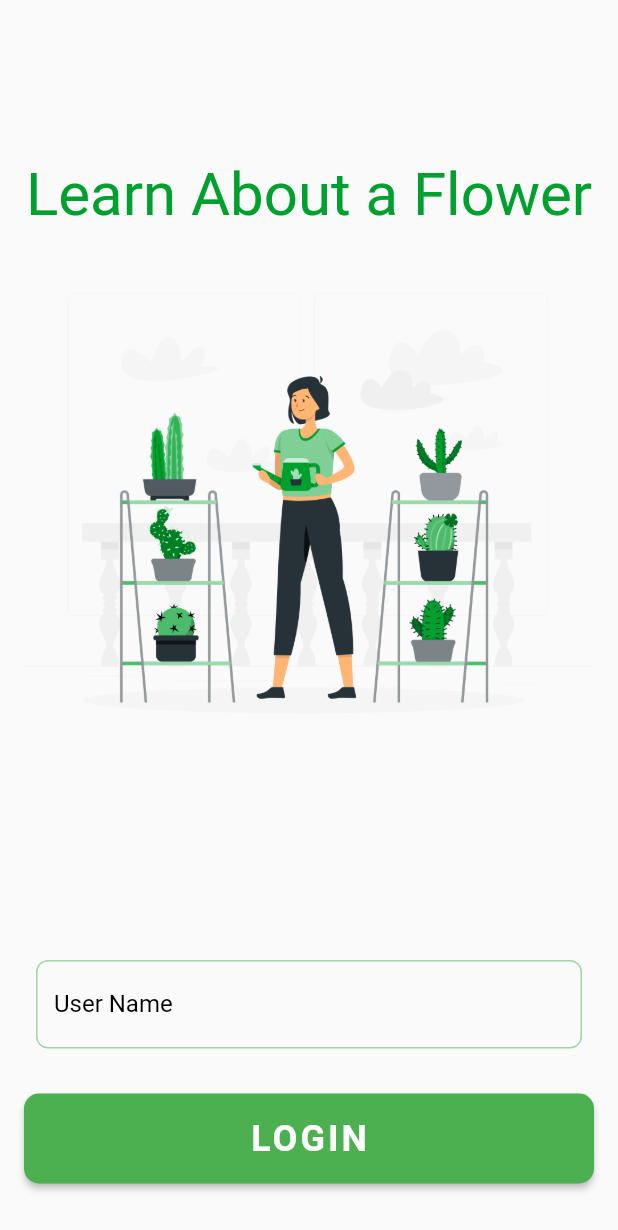
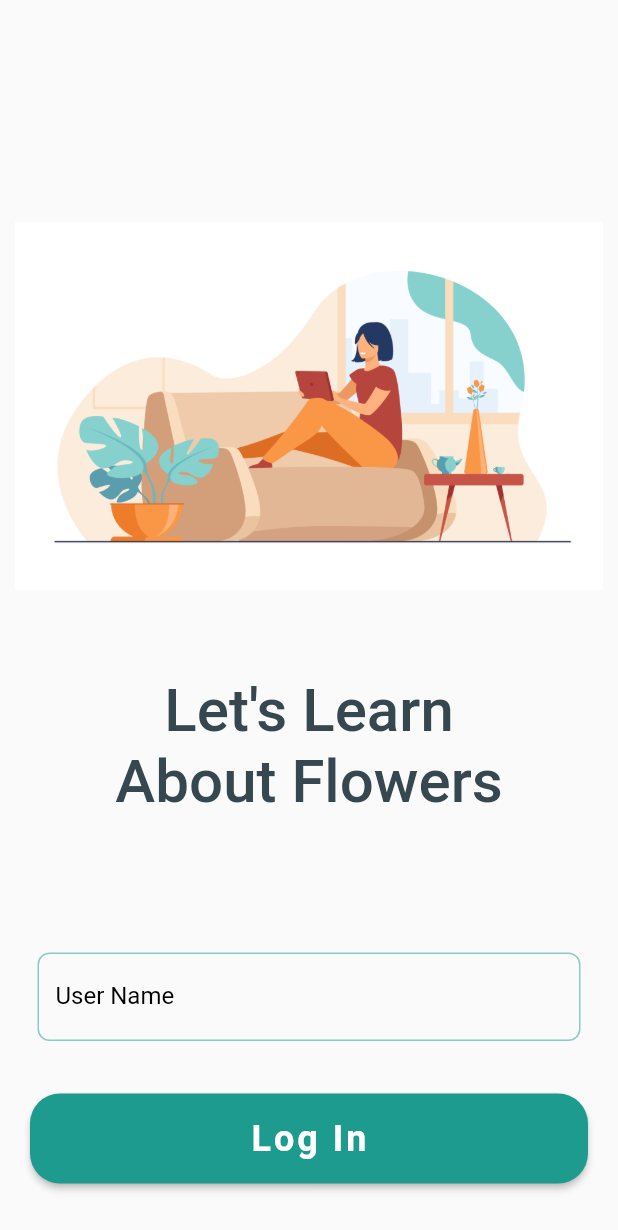
Before and after one commit to methminug/Learn-A-Flower, a Flutter app: the LoginScreen screen opened directly, on a phone screen of 412 x 824 dp. Shown: the top 1230 px of the screen. Run offline on Flutter 3.47's test engine with Material 2 defaults, Android fonts, the phone set to English and light mode, and no system bars; our stand-ins replace cloud_firestore, firebase_core, firebase_storage; accounts and stored records are empty; Roboto replaces fonts that are missing (RobotoMono); statements that could not run were skipped.

Commit message:
Login Screen UI changes

```diff
--- /dev/null
+++ b/lib/screens/login/login_screen.dart
@@ -0,0 +1,85 @@
+import 'package:firebase_core/firebase_core.dart';
+import 'package:flutter/material.dart';
+import 'package:learn_a_flower_app/helpers/colors.dart';
+import 'widgets/login_form.dart';
+
+class LoginScreen extends StatefulWidget {
+  const LoginScreen({Key? key}) : super(key: key);
+
+  @override
+  _LoginScreenState createState() => _LoginScreenState();
+}
+
+class _LoginScreenState extends State<LoginScreen> {
+  final FocusNode _uidFocusNode = FocusNode();
+
+  Future<FirebaseApp> _initializeFirebase() async {
+    FirebaseApp firebaseApp = await Firebase.initializeApp();
+
+    return firebaseApp;
+  }
+
+  @override
+  Widget build(BuildContext context) {
+    return GestureDetector(
+        onTap: () => _uidFocusNode.unfocus(),
+        child: Scaffold(
+          body: SafeArea(
+            child: Padding(
+              padding: const EdgeInsets.only(
+                left: 10.0,
+                right: 10.0,
+                bottom: 35.0,
+              ),
+              child: Column(
+                mainAxisSize: MainAxisSize.max,
+                children: [
+                  Expanded(
+                    child: Column(
+                      mainAxisSize: MainAxisSize.min,
+                      mainAxisAlignment: MainAxisAlignment.center,
+                      children: [
+                        Flexible(
+                          flex: 1,
+                          child: Image.asset(
+                            'assets/learn.jpg',
+                            height: 360,
+                          ),
+                        ),
+                        const Text(
+                          "Let's Learn \nAbout Flowers",
+                          textAlign: TextAlign.center,
+                          style: TextStyle(
+                            color: AppColors.gray,
+                            fontFamily: 'RobotoMono',
+                            fontWeight: FontWeight.w500,
+                            fontSize: 40,
+                          ),
+                        ),
+                      ],
+                    ),
+                  ),
+                  FutureBuilder(
+                    future: _initializeFirebase(),
+                    builder: (context, snapshot) {
+                      if (snapshot.hasError) {
+                        return const Text('Error initializing Firebase');
+                      } else if (snapshot.connectionState ==
+                          ConnectionState.done) {
+                        return LoginForm(focusNode: _uidFocusNode);
+                      }
+                      return const CircularProgressIndicator(
+                        valueColor: AlwaysStoppedAnimation<Color>(
+                          Colors.green,
+                        ),
+                      );
+                    },
+                  ),
+                ],
+              ),
+            ),
+          ),
+        ),
+    );
+  }
+}
--- a/lib/widgets/custom_form_field.dart
+++ b/lib/screens/login/widgets/custom_form_field.dart
@@ -1,4 +1,5 @@
 import 'package:flutter/material.dart';
+import 'package:learn_a_flower_app/helpers/colors.dart';
 
 class CustomFormField extends StatelessWidget {
   const CustomFormField({
@@ -24,6 +25,7 @@ class CustomFormField extends StatelessWidget {
         super(key: key);
 
   final TextEditingController _emailController;
+
   final FocusNode _emailFocusNode;
   final TextInputType _keyboardType;
   final TextInputAction _inputAction;
@@ -54,7 +56,7 @@ class CustomFormField extends StatelessWidget {
         labelStyle: const TextStyle(color: Colors.black),
         hintText: _hint,
         hintStyle: TextStyle(
-          color: Colors.green.withOpacity(0.5),
+          color: AppColors.blueGreen.withOpacity(0.5),
         ),
         errorStyle: const TextStyle(
           color: Colors.redAccent,
@@ -63,14 +65,14 @@ class CustomFormField extends StatelessWidget {
         focusedBorder: OutlineInputBorder(
           borderRadius: BorderRadius.circular(8.0),
           borderSide: const BorderSide(
-            color: Colors.green,
+            color: AppColors.blueGreen,
             width: 1,
           ),
         ),
         enabledBorder: OutlineInputBorder(
           borderRadius: BorderRadius.circular(8.0),
           borderSide: BorderSide(
-            color: Colors.green.withOpacity(0.5),
+            color: AppColors.blueGreen.withOpacity(0.5),
           ),
         ),
         errorBorder: OutlineInputBorder(
--- a/lib/widgets/login_form.dart
+++ b/lib/screens/login/widgets/login_form.dart
@@ -3,8 +3,7 @@ import 'package:learn_a_flower_app/helpers/colors.dart';
 import 'package:learn_a_flower_app/helpers/validator.dart';
 import 'package:learn_a_flower_app/screens/home/admin_dashboard.dart';
 import 'package:learn_a_flower_app/screens/home/user_dashboard.dart';
-import 'package:learn_a_flower_app/services/flower_service.dart';
-import 'package:learn_a_flower_app/widgets/custom_form_field.dart';
+import 'custom_form_field.dart';
 
 class LoginForm extends StatefulWidget {
   final FocusNode focusNode;
@@ -31,9 +30,9 @@ class _LoginFormState extends State<LoginForm> {
         children: [
           Padding(
             padding: const EdgeInsets.only(
-              left: 8.0,
-              right: 8.0,
-              bottom: 30.0,
+              left: 15.0,
+              right: 15.0,
+              bottom: 35.0,
             ),
             child: Column(
               children: [
@@ -52,17 +51,17 @@ class _LoginFormState extends State<LoginForm> {
             ),
           ),
           Padding(
-            padding: const EdgeInsets.only(left: 0.0, right: 0.0),
+            padding: const EdgeInsets.only(left: 10.0, right: 10.0),
             child: SizedBox(
               width: double.maxFinite,
               child: ElevatedButton(
                 style: ButtonStyle(
                   backgroundColor: MaterialStateProperty.all(
-                    Colors.green,
+                    AppColors.blueGreen
                   ),
                   shape: MaterialStateProperty.all(
                     RoundedRectangleBorder(
-                      borderRadius: BorderRadius.circular(10),
+                      borderRadius: BorderRadius.circular(20),
                     ),
                   ),
                 ),
@@ -75,14 +74,14 @@ class _LoginFormState extends State<LoginForm> {
                     if(_uidController.text == 'admin'){
                       Navigator.of(context).pushReplacement(
                         MaterialPageRoute(
-                          builder: (context) => AdminDashboard(),
+                          builder: (context) => const AdminDashboard(),
                         ),
                       );
                     }else {
                       // _uidController.text = 'user';
                       Navigator.of(context).pushReplacement(
                         MaterialPageRoute(
-                          builder: (context) => UserDashboard(),
+                          builder: (context) => const UserDashboard(),
                         ),
                       );
                     }
@@ -91,7 +90,7 @@ class _LoginFormState extends State<LoginForm> {
                 child: const Padding(
                   padding: EdgeInsets.only(top: 16.0, bottom: 16.0),
                   child: Text(
-                    'LOGIN',
+                    'Log In',
                     style: TextStyle(
                       fontSize: 24,
                       fontWeight: FontWeight.bold,
--- a/lib/screens/login_screen.dart
+++ /dev/null
@@ -1,83 +0,0 @@
-import 'package:firebase_core/firebase_core.dart';
-import 'package:flutter/material.dart';
-import 'package:learn_a_flower_app/helpers/colors.dart';
-import 'package:learn_a_flower_app/widgets/login_form.dart';
-
-class LoginScreen extends StatefulWidget {
-  const LoginScreen({Key? key}) : super(key: key);
-
-  @override
-  _LoginScreenState createState() => _LoginScreenState();
-}
-
-class _LoginScreenState extends State<LoginScreen> {
-  final FocusNode _uidFocusNode = FocusNode();
-
-  Future<FirebaseApp> _initializeFirebase() async {
-    FirebaseApp firebaseApp = await Firebase.initializeApp();
-
-    return firebaseApp;
-  }
-
-  @override
-  Widget build(BuildContext context) {
-    return GestureDetector(
-      onTap: () => _uidFocusNode.unfocus(),
-      child: Scaffold(
-        // backgroundColor: const Color(0xffB0BEC5),
-        body: SafeArea(
-          child: Padding(
-            padding: const EdgeInsets.only(
-              left: 16.0,
-              right: 16.0,
-              bottom: 35.0,
-            ),
-            child: Column(
-              mainAxisSize: MainAxisSize.max,
-              children: [
-                Expanded(
-                  child: Column(
-                    mainAxisSize: MainAxisSize.min,
-                    mainAxisAlignment: MainAxisAlignment.center,
-                    children: [
-                      const Text(
-                        'Learn About a Flower',
-                        style: TextStyle(
-                          color: Color(0xff00A02E),
-                          fontSize: 40,
-                        ),
-                      ),
-                      Flexible(
-                        flex: 1,
-                        child: Image.asset(
-                          'assets/logo.png',
-                          // height: 260,
-                        ),
-                      ),
-                    ],
-                  ),
-                ),
-                FutureBuilder(
-                  future: _initializeFirebase(),
-                  builder: (context, snapshot) {
-                    if (snapshot.hasError) {
-                      return const Text('Error initializing Firebase');
-                    } else if (snapshot.connectionState ==
-                        ConnectionState.done) {
-                      return LoginForm(focusNode: _uidFocusNode);
-                    }
-                    return const CircularProgressIndicator(
-                      valueColor: AlwaysStoppedAnimation<Color>(
-                        Colors.green,
-                      ),
-                    );
-                  },
-                ),
-              ],
-            ),
-          ),
-        ),
-      ),
-    );
-  }
-}
--- a/pubspec.yaml
+++ b/pubspec.yaml
@@ -36,6 +36,8 @@ dependencies:
   cupertino_icons: ^1.0.2
   cloud_firestore: ^3.1.10
   firebase_storage: ^10.2.9
+  carousel_slider: ^4.0.0
+  url_launcher: ^6.0.20
 
 dev_dependencies:
   flutter_test:
```
Also changed, not shown: assets/learn.jpg (added), pubspec.lock.
